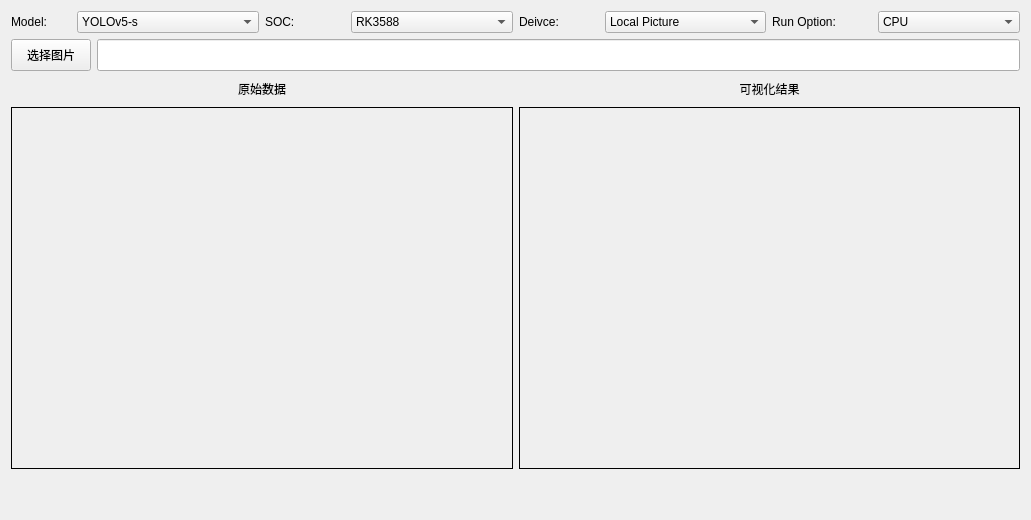
Qt form detection.ui (Zheng-Bicheng/FastDeployTestForRKNPU2) before a commit.
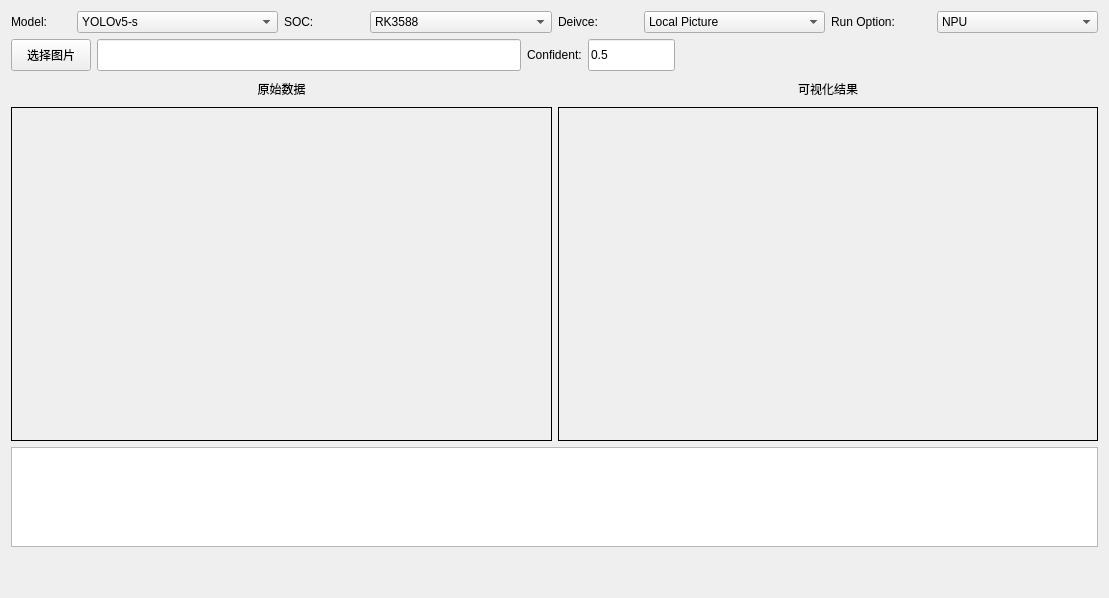
The same form after that commit.

```diff
--- a/detection.ui
+++ b/detection.ui
@@ -6,8 +6,8 @@
    <rect>
     <x>0</x>
     <y>0</y>
-    <width>1031</width>
-    <height>520</height>
+    <width>1109</width>
+    <height>598</height>
    </rect>
   </property>
   <property name="windowTitle">
@@ -15,6 +15,8 @@
   </property>
   <layout class="QGridLayout" name="gridLayout">
    <item row="0" column="0">
+    <layout class="QVBoxLayout" name="verticalLayout_3">
+     <item>
     <layout class="QHBoxLayout" name="horizontalLayout_6">
      <item>
       <layout class="QHBoxLayout" name="horizontalLayout">
@@ -131,11 +133,6 @@
        </item>
        <item>
         <widget class="QComboBox" name="comboBoxOption">
-         <item>
-          <property name="text">
-           <string>CPU</string>
-          </property>
-         </item>
          <item>
           <property name="text">
            <string>NPU</string>
@@ -147,7 +144,7 @@
      </item>
     </layout>
    </item>
-   <item row="1" column="0">
+     <item>
     <layout class="QHBoxLayout" name="horizontalLayout_7">
      <item>
       <widget class="QPushButton" name="pushButtonStart">
@@ -181,9 +178,51 @@
        </property>
       </widget>
      </item>
-    </layout>
-   </item>
-   <item row="2" column="0">
+       <item>
+        <widget class="QLabel" name="label_7">
+         <property name="text">
+          <string>Confident:</string>
+         </property>
+        </widget>
+       </item>
+       <item>
+        <widget class="QLineEdit" name="lineEditInputConf">
+         <property name="minimumSize">
+          <size>
+           <width>0</width>
+           <height>32</height>
+          </size>
+         </property>
+         <property name="maximumSize">
+          <size>
+           <width>87</width>
+           <height>16777215</height>
+          </size>
+         </property>
+         <property name="text">
+          <string>0.5</string>
+         </property>
+         <property name="readOnly">
+          <bool>false</bool>
+         </property>
+        </widget>
+       </item>
+       <item>
+        <spacer name="horizontalSpacer">
+         <property name="orientation">
+          <enum>Qt::Horizontal</enum>
+         </property>
+         <property name="sizeHint" stdset="0">
+          <size>
+           <width>40</width>
+           <height>20</height>
+          </size>
+         </property>
+        </spacer>
+       </item>
+      </layout>
+     </item>
+     <item>
     <layout class="QHBoxLayout" name="horizontalLayout_5">
      <item>
       <layout class="QVBoxLayout" name="verticalLayout">
@@ -259,7 +298,23 @@
      </item>
     </layout>
    </item>
-   <item row="3" column="0">
+     <item>
+      <widget class="QTextEdit" name="textEditInfo">
+       <property name="minimumSize">
+        <size>
+         <width>0</width>
+         <height>100</height>
+        </size>
+       </property>
+       <property name="maximumSize">
+        <size>
+         <width>16777215</width>
+         <height>100</height>
+        </size>
+       </property>
+      </widget>
+     </item>
+     <item>
     <spacer name="verticalSpacer">
      <property name="orientation">
       <enum>Qt::Vertical</enum>
@@ -274,6 +329,8 @@
       </size>
      </property>
     </spacer>
+     </item>
+    </layout>
    </item>
   </layout>
  </widget>
```
Left out of the diff: 5 changed lines with no effect on the pictures. Lines whose indentation alone changed are shown as unchanged.
